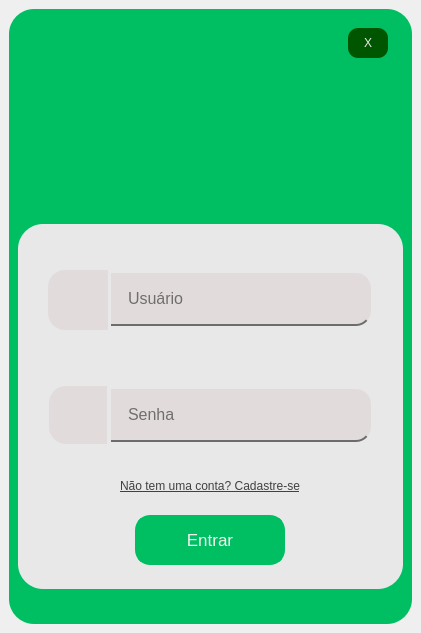
This is PATP/asset_ctrl/previa/login.ui in eduardogm22/controle_patrimonio as Qt 5 draws it before an edit. The edited form follows.
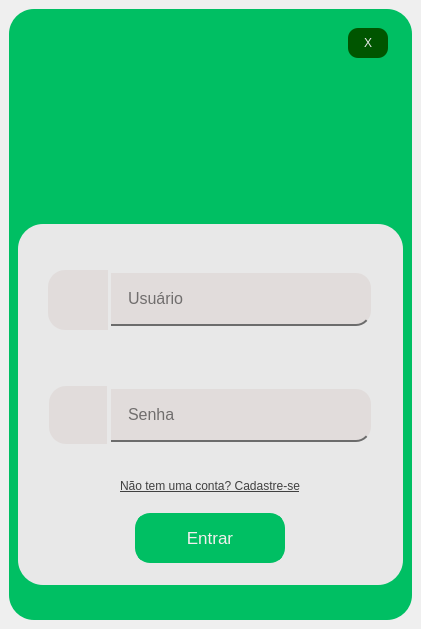
This is the edited form. Icons and pictures are not drawn.

Patch:
```diff
--- a/PATP/asset_ctrl/previa/login.ui
+++ b/PATP/asset_ctrl/previa/login.ui
@@ -7,7 +7,7 @@
     <x>0</x>
     <y>0</y>
     <width>421</width>
-    <height>633</height>
+    <height>629</height>
    </rect>
   </property>
   <property name="cursor">
```
Left out of the diff: 6 changed lines with no effect on the pictures.
